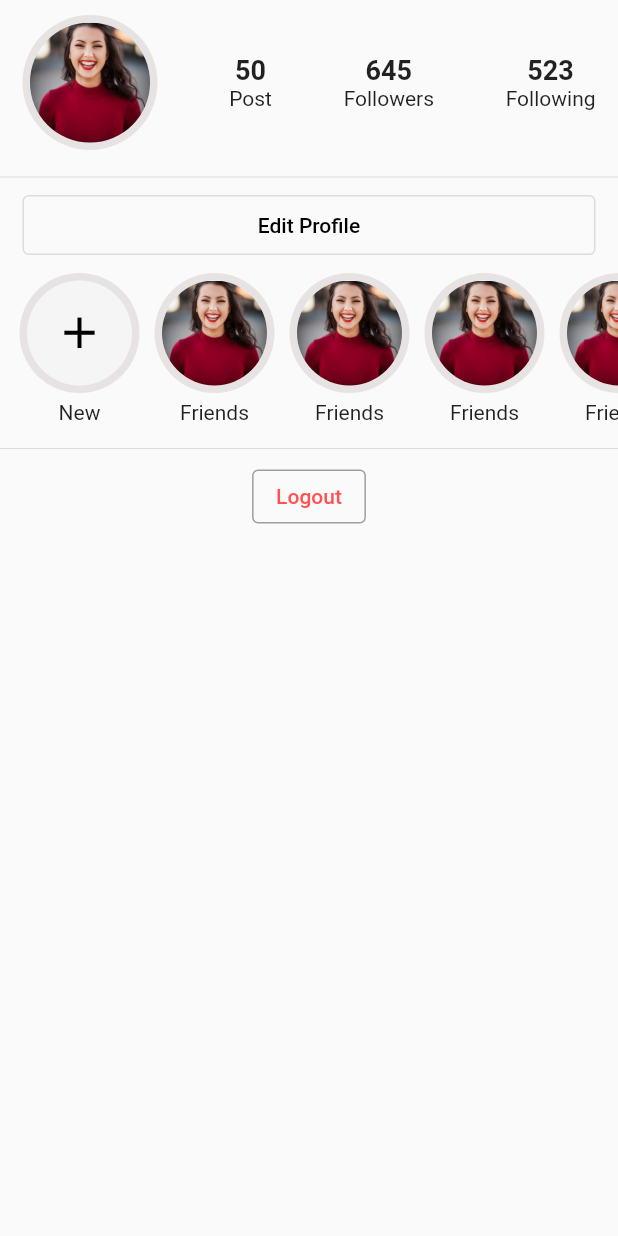
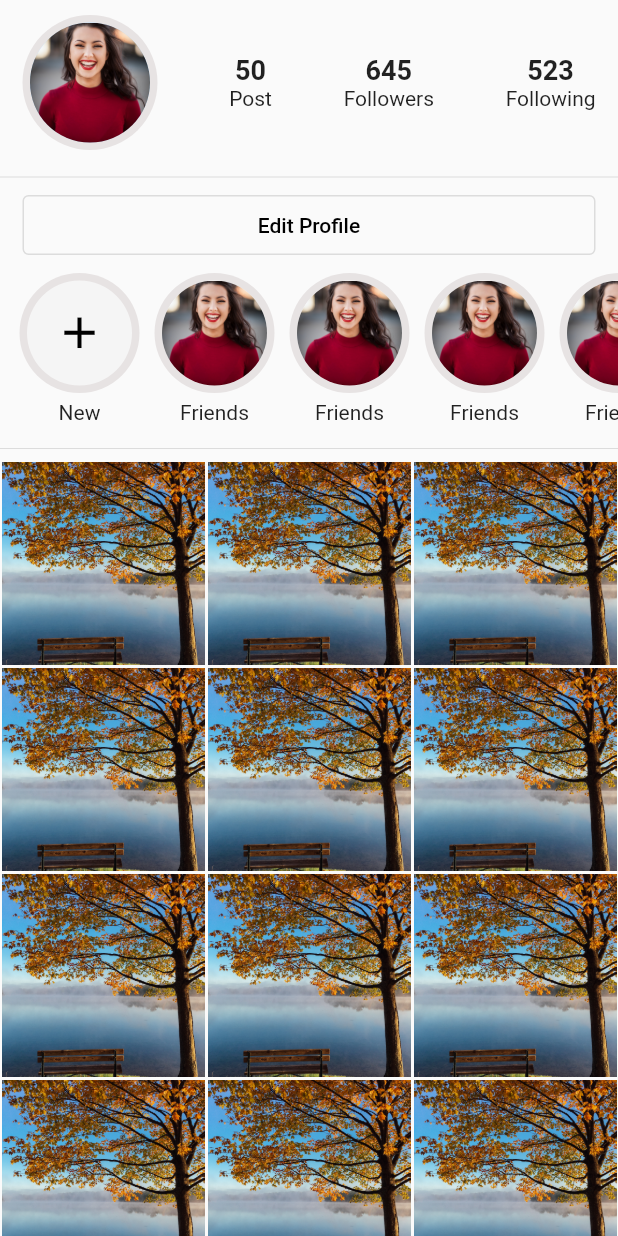
Before and after one commit to sonal-maniya/flutter_app, a Flutter app: the ProfilePageWidget screen opened directly, on a phone screen of 412 x 824 dp. Run offline on Flutter 3.47's test engine with Material 2 defaults, Android fonts, the phone set to English and light mode, and no system bars; our stand-ins replace image_picker, shared_preferences; accounts and stored records are empty; network calls fail.

Commit message:
feat: grid view

```diff
--- a/lib/features/profile/presentation/profile_page.dart
+++ b/lib/features/profile/presentation/profile_page.dart
@@ -3,6 +3,7 @@ import 'dart:io';
 import 'package:flutter/material.dart';
 import 'package:flutter_app/constants/app_constants.dart';
 import 'package:flutter_app/features/login/presentation/main_page.dart';
+import 'package:flutter_app/features/profile/presentation/widgets/post_list_page.dart';
 import 'package:image_picker/image_picker.dart';
 import 'package:shared_preferences/shared_preferences.dart';
 
@@ -41,12 +42,10 @@ class _ProfilePageWidgetState extends State<ProfilePageWidget> {
   Widget build(BuildContext context) {
     return Scaffold(
       body: SafeArea(
-        child: SingleChildScrollView(
         child: Column(
           children: [
             Padding(
-                padding:
-                    const EdgeInsets.symmetric(vertical: 10, horizontal: 15),
+              padding: const EdgeInsets.symmetric(vertical: 10, horizontal: 15),
               child: Row(
                 mainAxisAlignment: MainAxisAlignment.spaceBetween,
                 children: [
@@ -98,18 +97,18 @@ class _ProfilePageWidgetState extends State<ProfilePageWidget> {
             ),
             _buildHighlight(),
             const Divider(),
-              OutlinedButton(
-                style: OutlinedButton.styleFrom(
-                  side: const BorderSide(width: 1.0, color: Colors.grey),
-                ),
-                onPressed: () => onLogout(context),
-                child: const Text(
-                  "Logout",
-                  style: TextStyle(color: Colors.redAccent),
-                ),
-              ),
+            const Expanded(child: ProfilePostGridWidget()),
+            // OutlinedButton(
+            //   style: OutlinedButton.styleFrom(
+            //     side: const BorderSide(width: 1.0, color: Colors.grey),
+            //   ),
+            //   onPressed: () => onLogout(context),
+            //   child: const Text(
+            //     "Logout",
+            //     style: TextStyle(color: Colors.redAccent),
+            //   ),
+            // ),
           ],
-          ),
         ),
       ),
     );
--- /dev/null
+++ b/lib/features/profile/presentation/widgets/post_list_page.dart
@@ -0,0 +1,22 @@
+import 'package:flutter/material.dart';
+
+class ProfilePostGridWidget extends StatelessWidget {
+  const ProfilePostGridWidget({super.key});
+
+  @override
+  Widget build(BuildContext context) {
+    return GridView.count(
+      crossAxisCount: 3,
+      childAspectRatio: 1,
+      children: List.generate(20, (index) {
+        return Padding(
+          padding: const EdgeInsets.all(1.0),
+          child: Image.asset(
+              fit: BoxFit.cover,
+              key: Key("Item $index"),
+              "assets/images/img_post1.jpg"),
+        );
+      }),
+    );
+  }
+}
```
Lines whose indentation alone changed are shown as unchanged.
